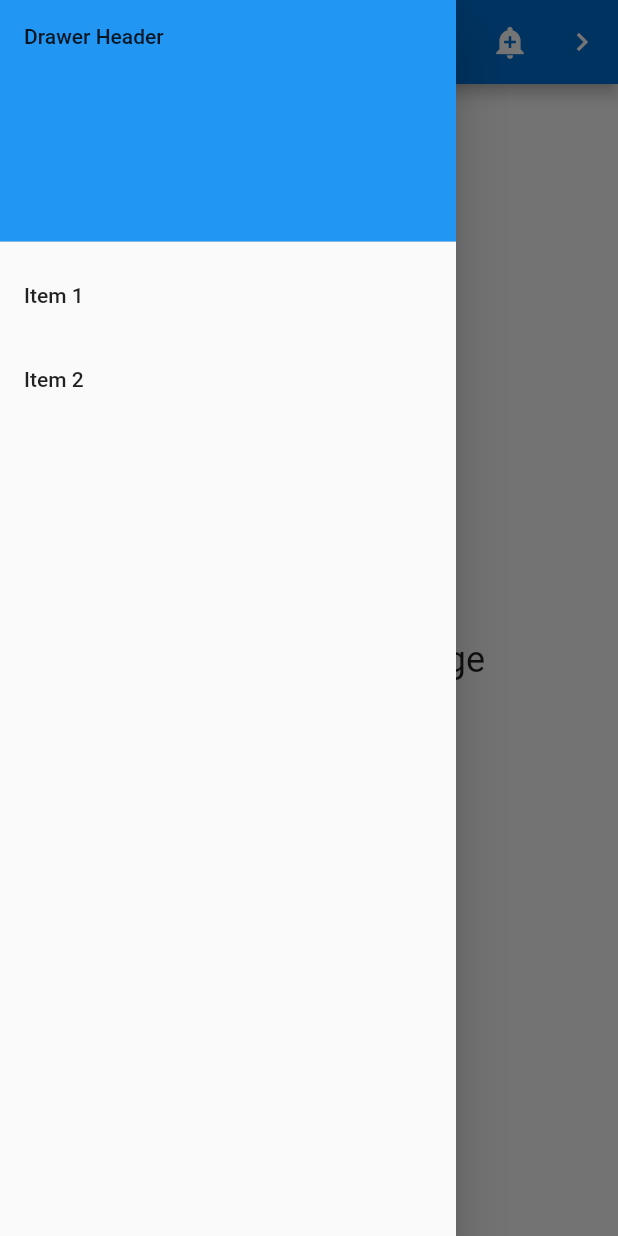
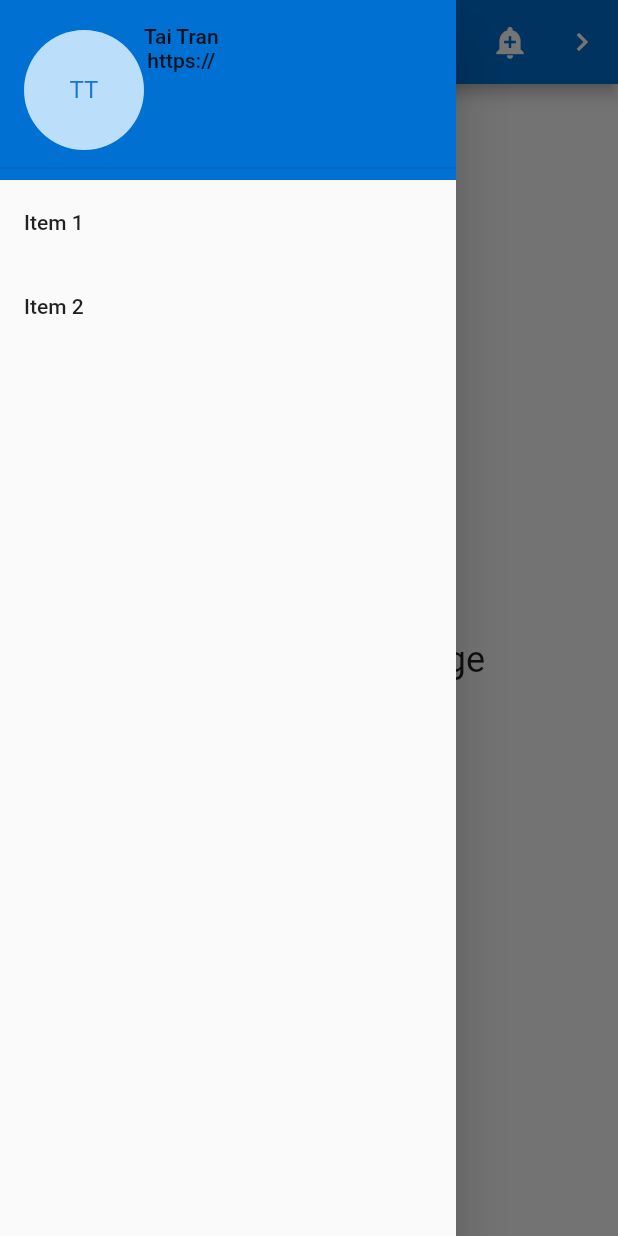
Before and after one commit to taitranomi/sf-clone-flutter, a Flutter app: the screen it shows after launch, with the side drawer open, on a phone screen of 412 x 824 dp. Run offline on Flutter 3.47's test engine with Material 2 defaults, Android fonts, the phone set to English and light mode, and no system bars.

Commit message:
afternoon 5/5/2021

```diff
--- a/lib/main.dart
+++ b/lib/main.dart
@@ -88,12 +88,29 @@ class MyStatelessWidget extends StatelessWidget {
           // Important: Remove any padding from the ListView.
           padding: EdgeInsets.zero,
           children: <Widget>[
-            DrawerHeader(
-              child: Text('Drawer Header'),
-              decoration: BoxDecoration(
-                color: Colors.blue,
+            Container(
+                height: 120.0,
+                child: DrawerHeader(
+                  child: Row(
+                    children: <Widget>[
+                      CircleAvatar(
+                        radius: 40.0,
+                        backgroundColor: Colors.blue.shade100,
+                        child: Text('TT'),
+                      ),
+                      Column(children: <Widget>[
+                        Text('Tai Tran'),
+                        Text('https://'),
+                      ]),
+                    ],
+                  ),
+                ),
+                decoration: BoxDecoration(
+                  color: Color(0xFF0070D2),
+                ),
+                margin: EdgeInsets.all(0.0),
+                padding: EdgeInsets.all(0.0)
               ),
-            ),
             ListTile(
               title: Text('Item 1'),
               onTap: () {
--- a/pubspec.yaml
+++ b/pubspec.yaml
@@ -46,9 +46,8 @@ flutter:
   uses-material-design: true
 
   # To add assets to your application, add an assets section, like this:
-  # assets:
-  #   - images/a_dot_burr.jpeg
-  #   - images/a_dot_ham.jpeg
+  assets:
+    - assets/images/bad_luck_brian.jpg
 
   # An image asset can refer to one or more resolution-specific "variants", see
   # https://flutter.dev/assets-and-images/#resolution-aware.
```
Also changed, not shown: assets/images/bad_luck_brian.jpg (added).
